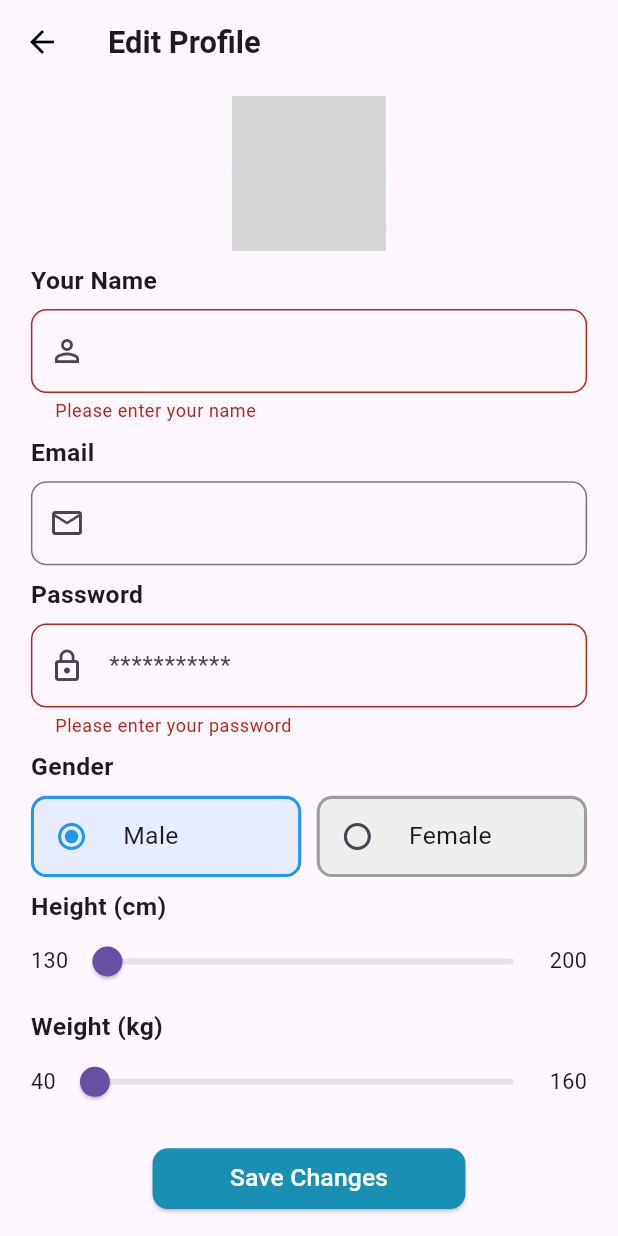
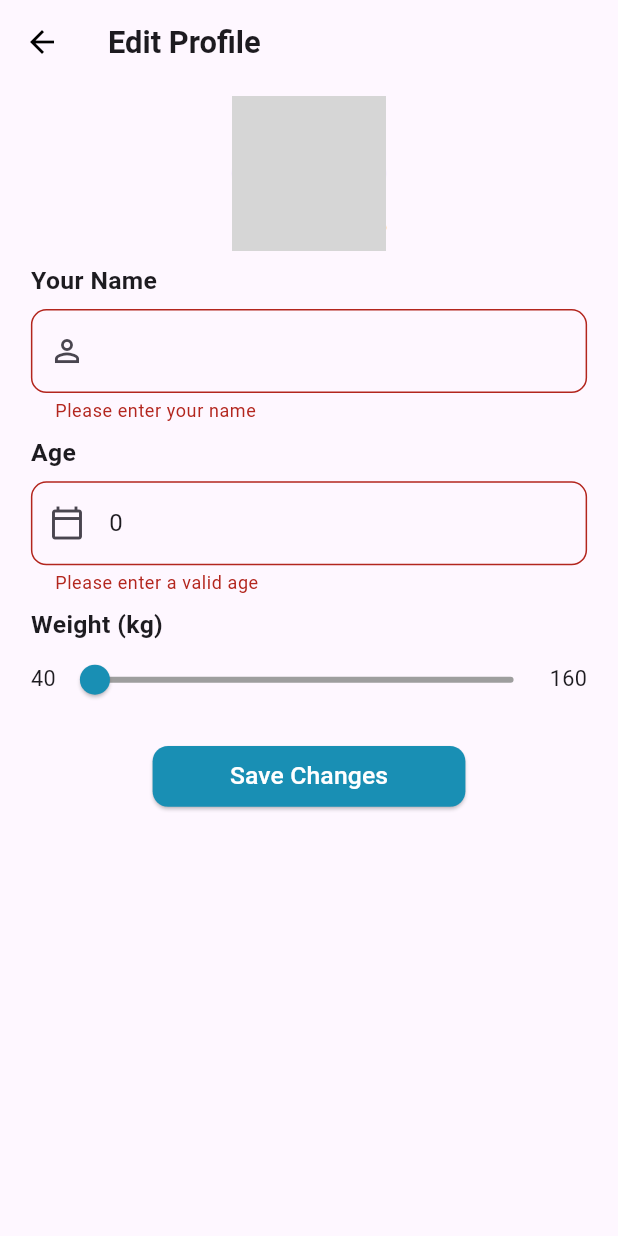
Before and after one commit to youssefalaa10/PureFit, a Flutter app: the EditProfileScreen screen opened directly with empty values, after a tap on "Save Changes", on a phone screen of 412 x 824 dp. Run offline on Flutter 3.47's test engine with Material 3 defaults, Android fonts, the phone set to English and light mode, and no system bars; our stand-ins replace bloc, cached_network_image, dio, dotted_border, flutter_bloc, flutter_snake_navigationbar and 9 more; missing offline and left inert: flutter_ruler_picker; accounts and stored records are empty; key blocks and very long unbroken strings in the code were emptied for the run; grey boxes are pictures that could not be loaded.

Commit message:
feat: implement edit profile logic

```diff
--- a/lib/Features/Home/Widgets/new_goal.dart
+++ b/lib/Features/Home/Widgets/new_goal.dart
@@ -22,7 +22,7 @@ class NewGoalWidget extends StatelessWidget {
           mainAxisAlignment: MainAxisAlignment.spaceBetween,
           children: [
             Text(
-              'Start New Goal',
+              'Workouts',
               style:
                   TextStyle(fontSize: mq.width(5), fontWeight: FontWeight.bold),
             ),
--- a/lib/Features/Profile/Data/Model/user_model.dart
+++ b/lib/Features/Profile/Data/Model/user_model.dart
@@ -10,6 +10,7 @@ class UserModel {
   final int userHeight;
   final int userWeight;
   final String gender;
+  final String? image;
 
   UserModel({
     required this.userId,
@@ -19,6 +20,7 @@ class UserModel {
     required this.userHeight,
     required this.userWeight,
     required this.gender,
+    this.image,
   });
 
   Map<String, dynamic> toMap() {
@@ -30,6 +32,7 @@ class UserModel {
       'userHeight': userHeight,
       'userWeight': userWeight,
       'gender': gender,
+      'image': image,
     };
   }
 
@@ -42,6 +45,7 @@ class UserModel {
       userHeight: map['userHeight'] as int,
       userWeight: map['userWeight'] as int,
       gender: map['gender'] as String,
+      image: map['image'] as String?,
     );
   }
   // Save the UserModel to SharedPreferences as a JSON string
@@ -78,6 +82,7 @@ class UserModel {
     int? userHeight,
     int? userWeight,
     String? gender,
+    String? image,
   }) {
     return UserModel(
       userId: userId ?? this.userId,
@@ -87,6 +92,7 @@ class UserModel {
       userHeight: userHeight ?? this.userHeight,
       userWeight: userWeight ?? this.userWeight,
       gender: gender ?? this.gender,
+      image: image ?? this.image,
     );
   }
 }
--- a/lib/Features/Profile/UI/edit_profile_screen.dart
+++ b/lib/Features/Profile/UI/edit_profile_screen.dart
@@ -1,3 +1,6 @@
+import 'dart:io';
+
+import 'package:fitpro/Core/Components/custom_snackbar.dart';
 import 'package:fitpro/Core/DI/dependency.dart';
 import 'package:fitpro/Core/Shared/app_colors.dart';
 import 'package:fitpro/Features/Profile/Data/Model/user_model.dart';
@@ -7,6 +10,8 @@ import 'package:flutter_bloc/flutter_bloc.dart';
 
 import '../../../Core/Components/back_button.dart';
 import '../../../Core/Components/media_query.dart';
+import 'package:image_picker/image_picker.dart';
+
 import '../../../Core/Shared/app_string.dart';
 
 class EditProfileScreen extends StatefulWidget {
@@ -20,9 +25,36 @@ class EditProfileScreen extends StatefulWidget {
 class _EditProfileScreenState extends State<EditProfileScreen> {
   final GlobalKey<FormState> _formKey = GlobalKey<FormState>();
 
+  late TextEditingController _nameController;
+  late TextEditingController _ageController;
+  // late int _currentHeight;
+  late int _currentWeight;
+  late String _selectedGender;
+  File? imageFile;
+  bool isUploading = false;
   @override
   void initState() {
     super.initState();
+    _nameController = TextEditingController(text: widget.userModel.userName);
+    _ageController =
+        TextEditingController(text: widget.userModel.age.toString());
+    // _currentHeight = widget.userModel.userHeight;
+    _currentWeight = widget.userModel.userWeight;
+    _selectedGender = widget.userModel.gender;
+  }
+
+  Future<void> _uploadProfileImage(File image) async {
+    setState(() {
+      isUploading = true;
+    });
+
+    // Simulate image upload
+    await Future.delayed(const Duration(seconds: 2));
+
+    // Once uploaded, you can update the userModel's image field with the new file path or URL
+    setState(() {
+      isUploading = false;
+    });
   }
 
   @override
@@ -36,7 +68,7 @@ class _EditProfileScreenState extends State<EditProfileScreen> {
         title: Text(
           'Edit Profile',
           style: TextStyle(
-            fontSize: mq.width(5), // Replacing 20.sp
+            fontSize: mq.width(5),
             fontWeight: FontWeight.bold,
           ),
         ),
@@ -50,12 +82,22 @@ class _EditProfileScreenState extends State<EditProfileScreen> {
             child: Column(
               crossAxisAlignment: CrossAxisAlignment.start,
               children: [
-                const ProfileImageSection(),
+                ProfileImageSection(
+                  onImageSelected: (File selectedImage) async {
+                    setState(() {
+                      imageFile = selectedImage;
+                    });
+
+                    // Upload the image and update the user profile
+                    await _uploadProfileImage(selectedImage);
+                  },
+                  imageUrl: widget.userModel.image,
+                ),
                 SizedBox(height: mq.height(1)),
                 EditableField(
                   label: 'Your Name',
-                  hintText: widget.userModel.userName,
-                  obscureText: true,
+                  controller: _nameController,
+                  obscureText: false,
                   icon: Icons.person_outline,
                   validator: (value) {
                     if (value == null || value.isEmpty) {
@@ -66,34 +108,37 @@ class _EditProfileScreenState extends State<EditProfileScreen> {
                 ),
                 SizedBox(height: mq.height(1)),
                 EditableField(
-                  label: 'Email',
-                  hintText: widget.userModel.userEmail,
-                  icon: Icons.email_outlined,
-                  isReadOnly: true, // Make the email field read-only
-                ),
-                SizedBox(height: mq.height(1)),
-                EditableField(
-                  label: 'Password',
-                  hintText: '***********',
-                  icon: Icons.lock_outline,
-                  obscureText: true,
+                  label: 'Age',
+                  controller: _ageController,
+                  icon: Icons.calendar_today_outlined,
                   validator: (value) {
                     if (value == null || value.isEmpty) {
-                      return 'Please enter your password';
-                    } else if (value.length < 6) {
-                      return 'Password must be at least 6 characters';
+                      return 'Please enter your age';
+                    } else if (int.tryParse(value) == null ||
+                        int.parse(value) <= 0) {
+                      return 'Please enter a valid age';
                     }
                     return null;
                   },
                 ),
+                // SizedBox(height: mq.height(1)),
+                // HeightSlider(
+                //   height: widget.userModel.userHeight,
+                //   onValueChanged: (height) {
+                //     setState(() {
+                //       _currentHeight = height;
+                //     });
+                //   },
+                // ),
                 SizedBox(height: mq.height(1)),
-                const GenderSelector(),
-                SizedBox(height: mq.height(1)),
-                HeightSlider(
-                  height: widget.userModel.userHeight,
+                WeightSlider(
+                  weighslider: widget.userModel.userWeight,
+                  onValueChanged: (weight) {
+                    setState(() {
+                      _currentWeight = weight;
+                    });
+                  },
                 ),
-                SizedBox(height: mq.height(1)),
-                WeightSlider(weighslider: widget.userModel.userWeight),
                 SizedBox(height: mq.height(2)),
                 BlocProvider(
                   create: (context) => getIT<ProfileCubit>(),
@@ -109,8 +154,19 @@ class _EditProfileScreenState extends State<EditProfileScreen> {
                       ),
                       onPressed: () {
                         if (_formKey.currentState!.validate()) {
+                          // Pass updated userModel data
                           context.read<ProfileCubit>().updateProfile(
-                              widget.userModel, widget.userModel.userId);
+                                widget.userModel.copyWith(
+                                  userName: _nameController.text,
+                                  age: int.parse(_ageController.text),
+                                  // userHeight: _currentHeight,
+                                  userWeight: _currentWeight,
+                                  gender: _selectedGender,
+                                  image: imageFile?.path,
+                                ),
+                                widget.userModel.userId,
+                              );
+                          CustomSnackbar.showSnackbar(context, "Success");
                         }
                       },
                       child: Text(
@@ -130,8 +186,31 @@ class _EditProfileScreenState extends State<EditProfileScreen> {
   }
 }
 
-class ProfileImageSection extends StatelessWidget {
-  const ProfileImageSection({super.key});
+class ProfileImageSection extends StatefulWidget {
+  final Function(File) onImageSelected;
+  final String? imageUrl;
+
+  const ProfileImageSection(
+      {super.key, required this.onImageSelected, this.imageUrl});
+
+  @override
+  _ProfileImageSectionState createState() => _ProfileImageSectionState();
+}
+
+class _ProfileImageSectionState extends State<ProfileImageSection> {
+  XFile? _imageFile;
+  final ImagePicker _picker = ImagePicker();
+
+  Future<void> _pickImage() async {
+    final XFile? selectedImage =
+        await _picker.pickImage(source: ImageSource.gallery);
+    if (selectedImage != null) {
+      widget.onImageSelected(File(selectedImage.path));
+      setState(() {
+        _imageFile = selectedImage;
+      });
+    }
+  }
 
   @override
 Widget build(BuildContext context) {
@@ -142,7 +221,9 @@ class ProfileImageSection extends StatelessWidget {
       children: [
         CircleAvatar(
           radius: mq.width(12.5),
-            backgroundImage: AssetImage(AppString.profile),
+          backgroundImage: _imageFile != null
+              ? FileImage(File(_imageFile!.path))
+              : AssetImage(AppString.profile), // Use the asset image if no file is present
         ),
         Positioned(
           bottom: 0,
@@ -150,32 +231,36 @@ class ProfileImageSection extends StatelessWidget {
           child: CircleAvatar(
             radius: mq.width(3.75),
             backgroundColor: Colors.orange,
-              child:
-                  Icon(Icons.edit, size: mq.width(3.75), color: Colors.white),
+            child: IconButton(
+              icon: Icon(Icons.camera_alt, size: mq.width(3.75), color: Colors.white), // Changed to camera icon
+              onPressed: _pickImage,
+            ),
           ),
         ),
       ],
     ),
   );
 }
+
 }
 
 class EditableField extends StatelessWidget {
   final String label;
-  final String hintText;
+
   final IconData icon;
   final bool obscureText;
   final bool isReadOnly;
   final String? Function(String?)? validator;
+  final TextEditingController? controller;
 
   const EditableField({
     super.key,
     required this.label,
-    required this.hintText,
     required this.icon,
     this.obscureText = false,
     this.isReadOnly = false,
     this.validator,
+    this.controller,
   });
 
   @override
@@ -191,10 +276,10 @@ class EditableField extends StatelessWidget {
         ),
         SizedBox(height: mq.height(0.8)),
         TextFormField(
+          controller: controller,
           obscureText: obscureText,
           readOnly: isReadOnly,
           decoration: InputDecoration(
-            hintText: hintText,
             prefixIcon: Icon(icon),
             border: OutlineInputBorder(
               borderRadius: BorderRadius.circular(mq.width(2.5)),
@@ -209,7 +294,9 @@ class EditableField extends StatelessWidget {
 
 class WeightSlider extends StatefulWidget {
   final int weighslider;
-  const WeightSlider({super.key, required this.weighslider});
+  final Function(int) onValueChanged;
+  const WeightSlider(
+      {super.key, required this.weighslider, required this.onValueChanged});
 
   @override
   _WeightSliderState createState() => _WeightSliderState();
@@ -217,6 +304,7 @@ class WeightSlider extends StatefulWidget {
 
 class _WeightSliderState extends State<WeightSlider> {
   double _currentWeight = 40;
+
   @override
   void initState() {
     super.initState();
@@ -239,15 +327,18 @@ class _WeightSliderState extends State<WeightSlider> {
             Text('40', style: TextStyle(fontSize: mq.width(3.5))),
             Expanded(
               child: Slider(
+                activeColor: ColorManager.primaryColor,
+                inactiveColor: Colors.grey,
                 value: _currentWeight,
                 min: 40,
                 max: 160,
-                divisions: 120, // Number of steps between 40 and 160
+                divisions: 120,
                 label: _currentWeight.round().toString(),
                 onChanged: (value) {
                   setState(() {
                     _currentWeight = value;
                   });
+                  widget.onValueChanged(_currentWeight.round());
                 },
               ),
             ),
@@ -261,7 +352,9 @@ class _WeightSliderState extends State<WeightSlider> {
 
 class HeightSlider extends StatefulWidget {
   final int height;
-  const HeightSlider({super.key, required this.height});
+  final Function(int) onValueChanged;
+  const HeightSlider(
+      {super.key, required this.height, required this.onValueChanged});
 
   @override
   _HeightSliderState createState() => _HeightSliderState();
@@ -269,6 +362,7 @@ class HeightSlider extends StatefulWidget {
 
 class _HeightSliderState extends State<HeightSlider> {
   double _currentHeight = 130;
+
   @override
   void initState() {
     super.initState();
@@ -291,15 +385,18 @@ class _HeightSliderState extends State<HeightSlider> {
             Text('130', style: TextStyle(fontSize: mq.width(3.5))),
             Expanded(
               child: Slider(
+                activeColor: ColorManager.primaryColor,
+                inactiveColor: Colors.grey,
                 value: _currentHeight,
                 min: 130,
                 max: 200,
-                divisions: 70, // Number of steps between 130 and 200
+                divisions: 70,
                 label: _currentHeight.round().toString(),
                 onChanged: (value) {
                   setState(() {
                     _currentHeight = value;
                   });
+                  widget.onValueChanged(_currentHeight.round());
                 },
               ),
             ),
@@ -310,121 +407,3 @@ class _HeightSliderState extends State<HeightSlider> {
     );
   }
 }
-
-class GenderSelector extends StatefulWidget {
-  const GenderSelector({super.key});
-
-  @override
-  GenderSelectorState createState() => GenderSelectorState();
-}
-
-class GenderSelectorState extends State<GenderSelector> {
-  String _selectedGender = "Male";
-
-  @override
-  Widget build(BuildContext context) {
-    final mq = CustomMQ(context);
-
-    return Column(
-      crossAxisAlignment: CrossAxisAlignment.start,
-      children: [
-        Text(
-          'Gender',
-          style: TextStyle(fontSize: mq.width(4), fontWeight: FontWeight.w600),
-        ),
-        SizedBox(height: mq.height(0.8)),
-        Row(
-          mainAxisAlignment: MainAxisAlignment.spaceBetween,
-          children: [
-            Expanded(
-              child: GestureDetector(
-                onTap: () {
-                  setState(() {
-                    _selectedGender = "Male";
-                  });
-                },
-                child: Container(
-                  padding: EdgeInsets.all(mq.width(0.25)),
-                  decoration: BoxDecoration(
-                    color: _selectedGender == "Male"
-                        ? Colors.blue.withOpacity(0.1)
-                        : Colors.grey[200],
-                    borderRadius: BorderRadius.circular(mq.width(2.5)),
-                    border: Border.all(
-                      color:
-                          _selectedGender == "Male" ? Colors.blue : Colors.grey,
-                      width: mq.width(0.5),
-                    ),
-                  ),
-                  child: Row(
-                    children: [
-                      Radio<String>(
-                        value: "Male",
-                        groupValue: _selectedGender,
-                        onChanged: (value) {
-                          setState(() {
-                            _selectedGender = value!;
-                          });
-                        },
-                        activeColor: Colors.blue,
-                      ),
-                      SizedBox(width: mq.width(2.5)),
-                      Text(
-                        "Male",
-                        style: TextStyle(fontSize: mq.width(4)),
-                      ),
-                    ],
-                  ),
-                ),
-              ),
-            ),
-            SizedBox(width: mq.width(2.5)),
-            Expanded(
-              child: GestureDetector(
-                onTap: () {
-                  setState(() {
-                    _selectedGender = "Female";
-                  });
-                },
-                child: Container(
-                  padding: EdgeInsets.all(mq.width(0.25)),
-                  decoration: BoxDecoration(
-                    color: _selectedGender == "Female"
-                        ? Colors.pink.withOpacity(0.1)
-                        : Colors.grey[200],
-                    borderRadius: BorderRadius.circular(mq.width(2.5)),
-                    border: Border.all(
-                      color: _selectedGender == "Female"
-                          ? Colors.pink
-                          : Colors.grey,
-                      width: mq.width(0.5),
-                    ),
-                  ),
-                  child: Row(
-                    children: [
-                      Radio<String>(
-                        value: "Female",
-                        groupValue: _selectedGender,
-                        onChanged: (value) {
-                          setState(() {
-                            _selectedGender = value!;
-                          });
-                        },
-                        activeColor: Colors.pink,
-                      ),
-                      SizedBox(width: mq.width(2.5)),
-                      Text(
-                        "Female",
-                        style: TextStyle(fontSize: mq.width(4)),
-                      ),
-                    ],
-                  ),
-                ),
-              ),
-            ),
-          ],
-        ),
-      ],
-    );
-  }
-}
--- a/pubspec.yaml
+++ b/pubspec.yaml
@@ -52,6 +52,7 @@ dependencies:
   sqflite: ^2.3.3+1
   cached_network_image: ^3.4.1
   path_provider: ^2.1.4
+  image_picker: ^1.1.2
 
 dev_dependencies:
   flutter_lints: ^4.0.0
```
Also changed, not shown: lib/Core/Routing/App_Router.dart (+47 -7 lines), lib/Features/Exercises/UI/exercise_screen.dart (+8 -1 lines), lib/Features/Profile/Logic/cubit/profile_cubit.dart (+9 -14 lines), lib/Features/Profile/UI/profile_screen.dart (+17 -16 lines), pubspec.lock. Lines whose indentation alone changed are shown as unchanged.
